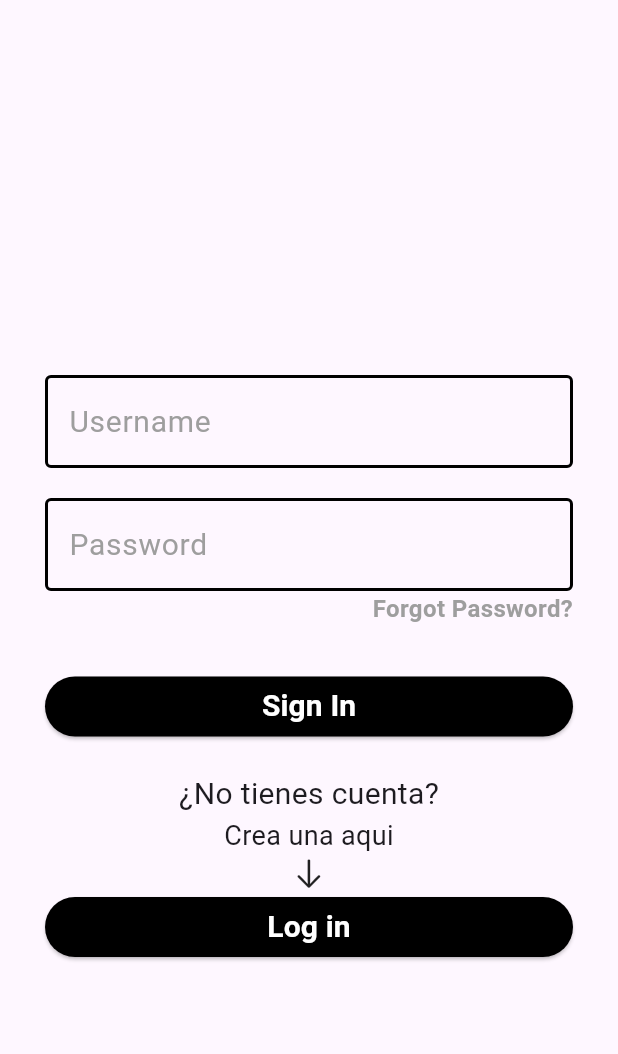
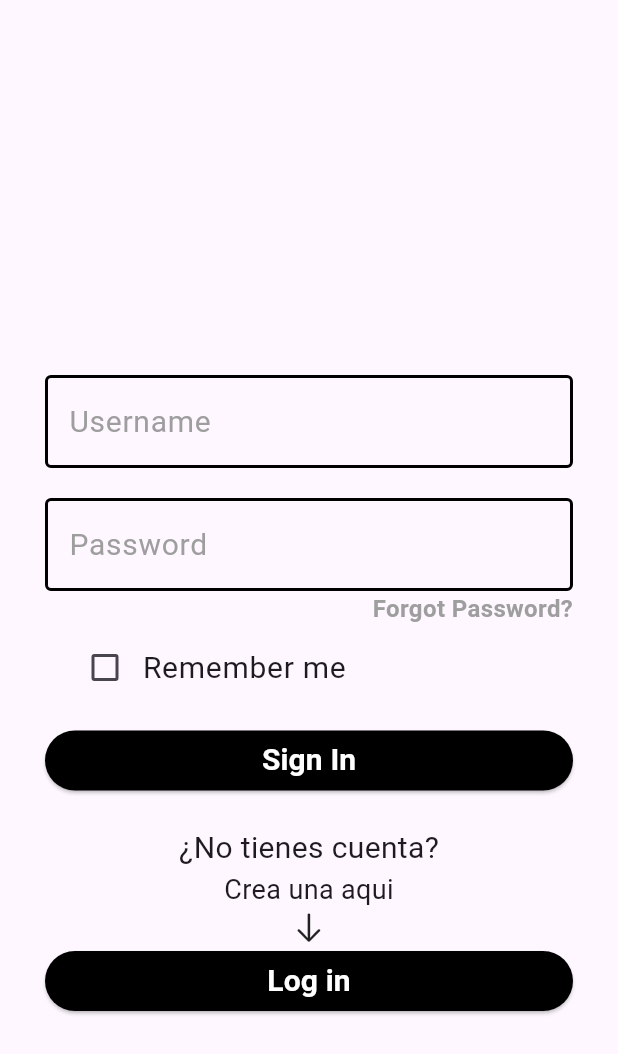
Before and after one commit to JhinSachez/App, a Flutter app: the screen it shows after launch, on a phone screen of 412 x 824 dp. Shown: the top 1054 px of the screen. Run offline on Flutter 3.47's test engine with Material 3 defaults, Android fonts, the phone set to English and light mode, and no system bars; our stand-ins replace carousel_slider, flutter_smart_dialog, image_cropper, image_picker, shared_preferences, sqflite; accounts and stored records are empty.

Commit message:
Falta mostrar datos en usuario

```diff
--- a/lib/JsonModels/users.dart
+++ b/lib/JsonModels/users.dart
@@ -1,23 +1,37 @@
+
+// To parse this JSON data, do
+//
+//     final users = usersFromMap(jsonString);
+
+import 'dart:convert';
+
+Users usersFromMap(String str) => Users.fromMap(json.decode(str));
+
+String usersToMap(Users data) => json.encode(data.toMap());
 
 class Users {
   final int? usrId;
+  final String? email;
   final String usrName;
   final String usrPassword;
 
   Users({
     this.usrId,
+    this.email,
     required this.usrName,
     required this.usrPassword,
   });
 
   factory Users.fromMap(Map<String, dynamic> json) => Users(
     usrId: json["usrId"],
+    email: json["email"],
     usrName: json["usrName"],
     usrPassword: json["usrPassword"],
   );
 
   Map<String, dynamic> toMap() => {
     "usrId": usrId,
+    "email": email,
     "usrName": usrName,
     "usrPassword": usrPassword,
   };
--- a/lib/SQLite/sqlite.dart
+++ b/lib/SQLite/sqlite.dart
@@ -1,33 +1,50 @@
 import 'package:path/path.dart';
 import 'package:sqflite/sqflite.dart';
-import '/JsonModels/users.dart';
+import 'package:maps/JsonModels/users.dart';
 
 class DatabaseHelper{
-  final databaseName = 'notes.db';
-  String users = "create table users (usrId INTEGER PRIMARY KEY AUTOINCREMENT, usrName TEXT UNIQUE, userPassword TEXT)";
-    Future<Database> initDB() async{
+  final databaseName = 'auth.db';
+
+  String users = '''CREATE TABLE users (usrId INTEGER PRIMARY KEY AUTOINCREMENT, email TEXT, usrName TEXT UNIQUE, usrPassword TEXT)''';
+  Future<Database> initDB() async {
     final databasePath = await getDatabasesPath();
     final path = join(databasePath, databaseName);
 
-      return openDatabase(path, version: 1, onCreate: (db, version) async{
+    return openDatabase(path, version: 1, onCreate: (db, version) async {
       await db.execute(users);
     });
   }
 
-    Future<bool> login(Users user)async{
+  //Now we create login and sign up method
+  //as we create sqlite other functionality in our previous video
+
+  //IF you didn't watch my previous videos, check part 1 and part 2
+
+  //Login Method
+
+  Future<bool> login(Users user) async {
     final Database db = await initDB();
 
-      var result = await db.rawQuery("select * from users where usrName = '${user.usrName}' AND usrPassword '${user.usrPassword}'");
-      if(result.isNotEmpty){
+    var result = await db.rawQuery(
+        "select * from users where usrName = '${user.usrName}' AND usrPassword = '${user.usrPassword}'");
+    if (result.isNotEmpty) {
       return true;
-      } else{
+    } else {
       return false;
     }
   }
 
-    Future<int> signup(Users user) async{
+  //Sign up
+  Future<int> signup(Users user) async {
     final Database db = await initDB();
 
     return db.insert('users', user.toMap());
   }
+
+  Future<Users?> getUser(String usrName)async{
+    final Database db = await initDB();
+
+    var res = await db.query("users", where: "usrName = ?", whereArgs: [usrName]);
+    return res.isNotEmpty? Users.fromMap(res.first):null;
   }
+  }
--- a/lib/datos.dart
+++ b/lib/datos.dart
@@ -2,8 +2,8 @@ import 'package:flutter/material.dart';
 import 'package:maps/menu.dart';
 
 class EditarDatos extends StatefulWidget {
-  var usuario;
-  EditarDatos(this.usuario,{super.key});
+
+  const EditarDatos({super.key});
 
   @override
   State<EditarDatos> createState() => _EditarDatosState();
@@ -16,7 +16,7 @@ class _EditarDatosState extends State<EditarDatos> {
       appBar: AppBar(
         title: Text('Editar datos del usuario'),
       ),
-      endDrawer: Menu(widget.usuario),
+      endDrawer: Menu(),
     );
   }
 }
--- a/lib/interes.dart
+++ b/lib/interes.dart
@@ -3,8 +3,8 @@ import 'package:flutter/material.dart';
 import 'menu.dart';
 
 class Interes extends StatefulWidget {
-  var usuario;
-  Interes(this.usuario,{super.key});
+
+  const Interes({super.key});
 
   @override
   State<Interes> createState() => _InteresState();
@@ -17,7 +17,7 @@ class _InteresState extends State<Interes> {
       appBar: AppBar(
         title: Text('Lugares de interes'),
       ),
-      endDrawer: Menu(widget.usuario),
+      endDrawer: Menu(),
       body: Center(
         child: Padding(
           padding: EdgeInsets.symmetric(horizontal: 30, vertical: 50),
--- a/lib/login.dart
+++ b/lib/login.dart
@@ -6,6 +6,7 @@ import 'package:maps/JsonModels/users.dart';
 import 'package:maps/SQLite/sqlite.dart';
 import 'package:maps/password.dart';
 import 'package:maps/registro.dart';
+import 'package:maps/usuario.dart';
 import 'package:shared_preferences/shared_preferences.dart';
 
 class Login extends StatefulWidget {
@@ -17,18 +18,20 @@ class Login extends StatefulWidget {
 
 class _LoginState extends State<Login> {
 
-  final c_usuario = TextEditingController();
-  final c_pass = TextEditingController();
+  final usuario = TextEditingController();
+  final pass = TextEditingController();
   bool isLoggingTrue = false;
+  bool isChecked =  false;
 
   final db = DatabaseHelper();
 
   login() async{
-    var response = await db.login(Users(usrName: c_usuario.text, usrPassword: c_pass.text));
-    if(response == true){
+    Users? usrDetails = await db.getUser(usuario.text);
+    var res = await db.login(Users(usrName: usuario.text, usrPassword: pass.text));
+    if(res == true){
       if(!mounted) return;
       Navigator.pushReplacement(
-          context, MaterialPageRoute(builder: (context) => Inicio(c_usuario)));
+          context, MaterialPageRoute(builder: (context) => Perfil(perfiles: usrDetails,)));
     } else {
       isLoggingTrue = true;
     }
@@ -68,7 +71,7 @@ class _LoginState extends State<Login> {
                           }
                           return null;
                         },
-                        controller: c_usuario,
+                        controller: usuario,
                         keyboardType: TextInputType.text,
                         autocorrect: true,
                         textCapitalization: TextCapitalization.words,
@@ -100,7 +103,7 @@ class _LoginState extends State<Login> {
                           }
                           return null;
                         },
-                        controller: c_pass,
+                        controller: pass,
                         keyboardType: TextInputType.text,
                         autocorrect: true,
                         textCapitalization: TextCapitalization.words,
@@ -141,13 +144,25 @@ class _LoginState extends State<Login> {
                           )
                         ],
                       ),
+                      ListTile(
+                        horizontalTitleGap: 1,
+                        title: Text('Remember me', style: TextStyle(fontSize: 20)),
+                        leading: Checkbox(
+                          value: isChecked,
+                          onChanged: (value){
+                            setState(() {
+                              isChecked = !isChecked;
+                            });
+                          },
+                        ),
+                      ),
                       SizedBox(
-                        height: 20,
+                        height: 5,
                       ),
                       isLoggingTrue
-                          ? const Text('El usuario o la contraseña son incorrectos', style: TextStyle(color: Colors.red, fontSize: 15)):
+                          ? const Text('El usuario o la contraseña son incorrectos', style: TextStyle(color: Colors.red, fontSize: 17)):
                       SizedBox(
-                        height: 10,
+                        height: 5,
                       ),
                       Row(
                         children: [
--- a/lib/puntos.dart
+++ b/lib/puntos.dart
@@ -3,8 +3,8 @@ import 'package:flutter/material.dart';
 import 'menu.dart';
 
 class Marcadores extends StatefulWidget {
-  var usuario;
-  Marcadores(this.usuario,{super.key});
+
+  const Marcadores({super.key});
 
   @override
   State<Marcadores> createState() => _MarcadoresState();
@@ -17,7 +17,7 @@ class _MarcadoresState extends State<Marcadores> {
       appBar: AppBar(
         title: Text('Apartar'),
       ),
-      endDrawer: Menu(widget.usuario),
+      endDrawer: Menu(),
 
     );
   }
--- a/pubspec.yaml
+++ b/pubspec.yaml
@@ -41,6 +41,9 @@ dependencies:
   image_cropper: ^5.0.1
   carousel_slider: ^4.2.1
   sqflite: ^2.3.3
+  path: ^1.8.3
+  intl: ^0.18.1
+  path_provider: ^2.1.1
 
 dev_dependencies:
   flutter_test:
```
Also changed, not shown: lib/Inicio.dart (+4 -3 lines), lib/menu.dart (+8 -6 lines), lib/registro.dart (+42 -13 lines), lib/usuario.dart (+13 -10 lines), pubspec.lock. Lines whose indentation alone changed are shown as unchanged.
